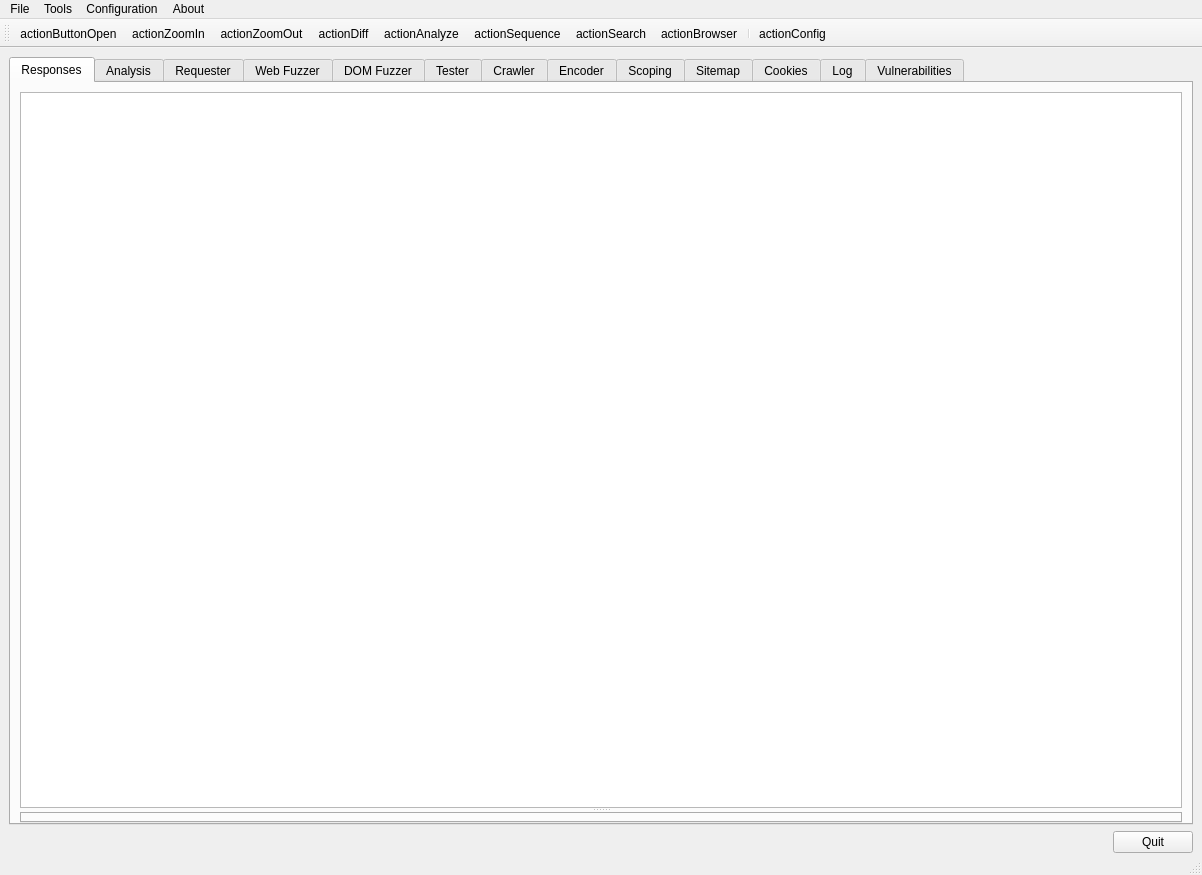
The window that branches/raft3/ui/RaftMain.ui (RAFTDevTeam/raft) describes before a commit, drawn with Qt 5.
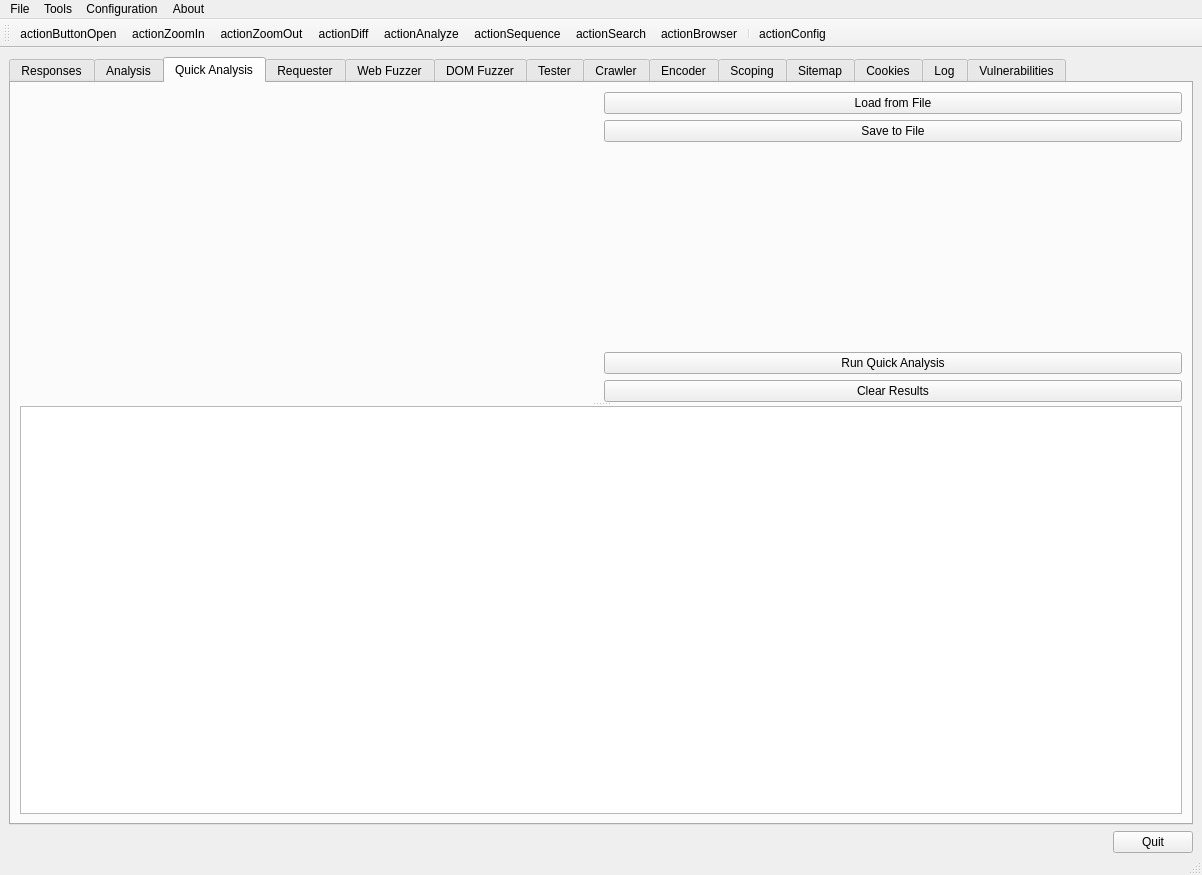
The same window after the commit. The open tabs and pages were chosen to show the change. Icons and pictures are not drawn. Custom widgets are drawn as their Qt base class.

Commit message: Added quick analysis feature support

```diff
--- a/branches/raft3/ui/RaftMain.ui
+++ b/branches/raft3/ui/RaftMain.ui
@@ -130,6 +130,87 @@
         </item>
        </layout>
       </widget>
+      <widget class="QWidget" name="tabQuickAnalysis">
+       <property name="autoFillBackground">
+        <bool>false</bool>
+       </property>
+       <attribute name="title">
+        <string>Quick Analysis</string>
+       </attribute>
+       <layout class="QVBoxLayout" name="verticalLayout_71">
+        <item>
+         <widget class="QSplitter" name="splitter_19">
+          <property name="orientation">
+           <enum>Qt::Vertical</enum>
+          </property>
+          <widget class="QWidget" name="layoutWidget">
+           <layout class="QHBoxLayout" name="horizontalLayout_42">
+            <item>
+             <widget class="QsciScintilla" name="quickAnalysisCodeEntry">
+              <property name="toolTip">
+               <string/>
+              </property>
+              <property name="whatsThis">
+               <string/>
+              </property>
+             </widget>
+            </item>
+            <item>
+             <layout class="QVBoxLayout" name="verticalLayout_70">
+              <item>
+               <widget class="QPushButton" name="quickAnalysisLoadFromFile">
+                <property name="text">
+                 <string>Load from File</string>
+                </property>
+               </widget>
+              </item>
+              <item>
+               <widget class="QPushButton" name="quickAnalysisSaveToFile">
+                <property name="text">
+                 <string>Save to File</string>
+                </property>
+               </widget>
+              </item>
+              <item>
+               <spacer name="verticalSpacer_2">
+                <property name="orientation">
+                 <enum>Qt::Vertical</enum>
+                </property>
+                <property name="sizeHint" stdset="0">
+                 <size>
+                  <width>20</width>
+                  <height>40</height>
+                 </size>
+                </property>
+               </spacer>
+              </item>
+              <item>
+               <widget class="QPushButton" name="quickAnalysisRunAnalysis">
+                <property name="text">
+                 <string>Run Quick Analysis</string>
+                </property>
+               </widget>
+              </item>
+              <item>
+               <widget class="QPushButton" name="quickAnalysisClearResults">
+                <property name="text">
+                 <string>Clear Results</string>
+                </property>
+               </widget>
+              </item>
+             </layout>
+            </item>
+           </layout>
+          </widget>
+          <widget class="QTextEdit" name="quickAnalysisOutputResults">
+           <property name="readOnly">
+            <bool>true</bool>
+           </property>
+          </widget>
+         </widget>
+        </item>
+       </layout>
+      </widget>
       <widget class="QWidget" name="tabMainRequester">
        <attribute name="title">
         <string>Requester</string>
```
Left out of the diff: 2 changed lines with no effect on the pictures. The commit also changes 7 other files.
